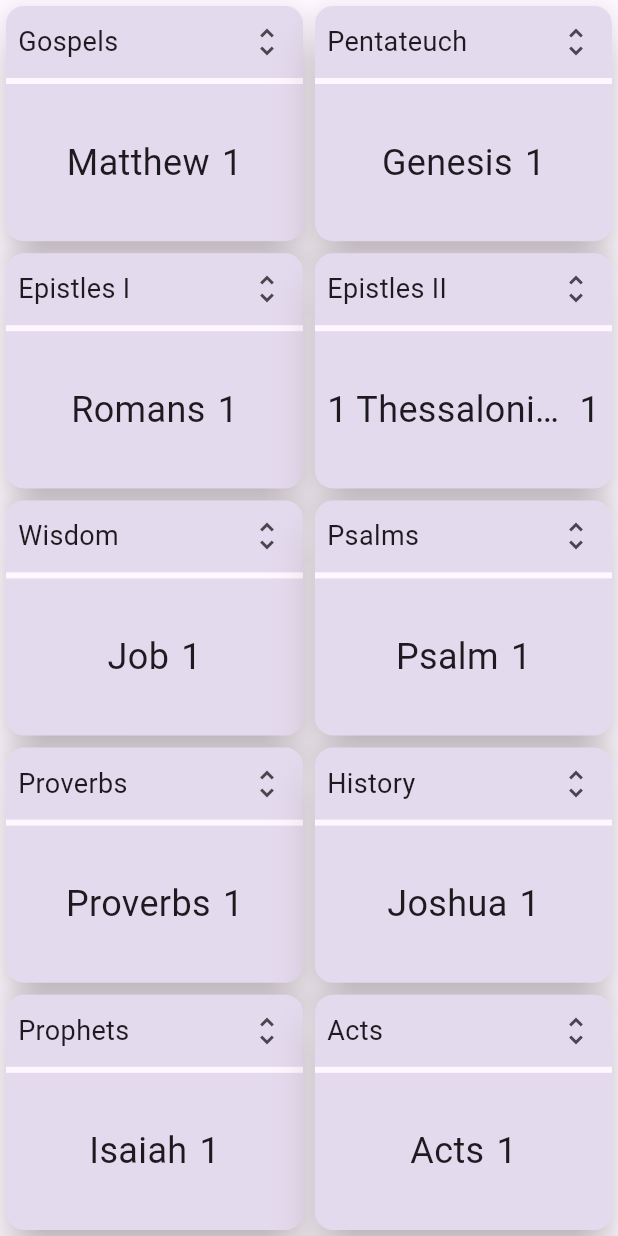
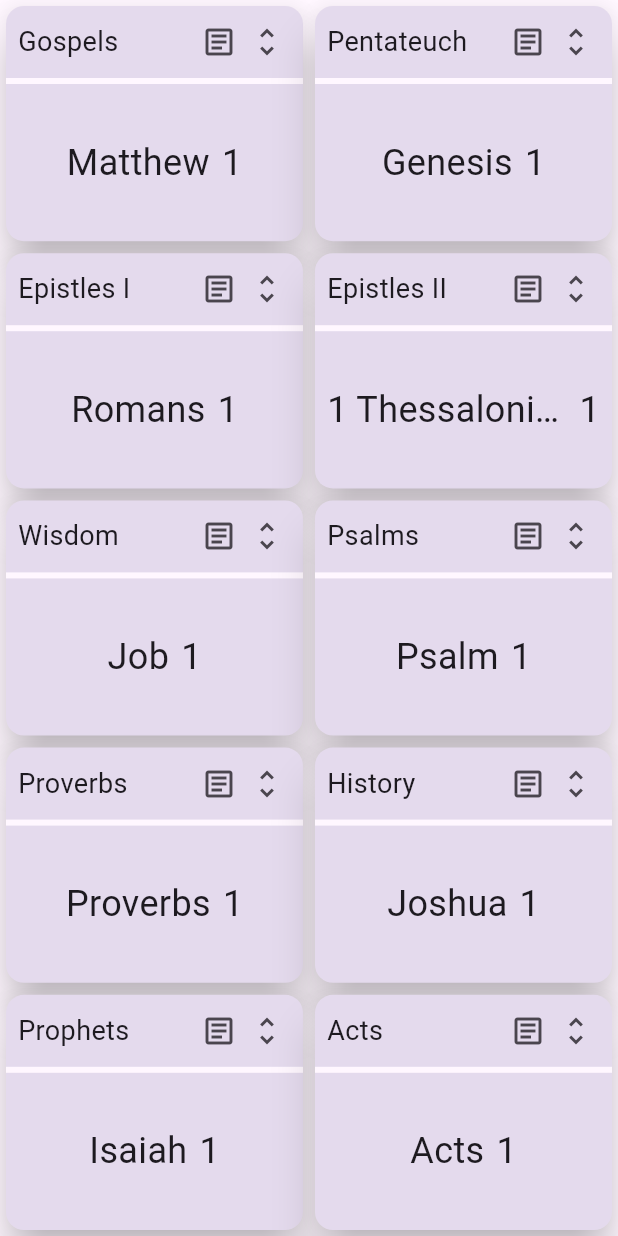
Before and after one commit to dizzib/bible-feed, a Flutter app: the screen it shows after launch, on a phone screen of 412 x 824 dp. Run offline on Flutter 3.47's test engine with Material 3 defaults, Android fonts, the phone set to English and light mode, and no system bars; drawn by our look-alikes of auto_size_text; our stand-ins replace clock, shared_preferences, watch_it; missing offline and left inert: cron, flutter_background_service.

```diff
--- a/lib/model/feed.dart
+++ b/lib/model/feed.dart
@@ -1,3 +1,5 @@
+import 'package:url_launcher/url_launcher.dart';
+
 import 'book.dart';
 import 'feed_persister.dart';
 import 'reading_list.dart';
--- a/lib/view/feed_card.dart
+++ b/lib/view/feed_card.dart
@@ -27,9 +27,26 @@ class FeedCard extends WatchingWidget {
               ),
             ),
           ),
-          IconButton(
-            icon: const Icon(Icons.unfold_more),
-            onPressed: () => context.showBlurBackgroundDialog(BookChapterDialog(feed)),
+          Row(
+            spacing: -16,
+            children: [
+              FutureBuilder<bool>(
+                  future: feed.canLaunchBibleApp(),
+                  builder: (BuildContext context, AsyncSnapshot<bool> snapshot) {
+                    if (snapshot.connectionState == ConnectionState.done && snapshot.hasData) {
+                      return IconButton(
+                        icon: const Icon(Icons.article_outlined),
+                        onPressed: feed.launchBibleApp,
+                      );
+                    } else {
+                      return Container();
+                    }
+                  }),
+              IconButton(
+                icon: const Icon(Icons.unfold_more),
+                onPressed: () => context.showBlurBackgroundDialog(BookChapterDialog(feed)),
+              ),
+            ],
           ),
         ],
       );
--- a/pubspec.yaml
+++ b/pubspec.yaml
@@ -37,6 +37,7 @@ dependencies:
   cron: ^0.6.0
   flutter_background_service: ^5.1.0
   shared_preferences: ^2.5.2
+  url_launcher: ^6.3.2
   watch_it: ^1.6.5
 
 dev_dependencies:
```
Also changed, not shown: lib/model/feed_extensions.dart (+10 -0 lines), pubspec.lock, 1 other file.
